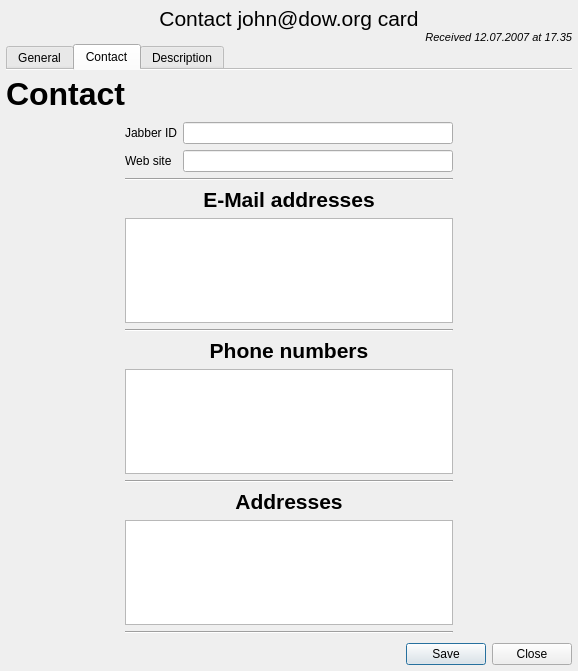
Above: ui/widgets/vcard/vcard.ui from shunf4/squawk before the change. Below: the same form after it.
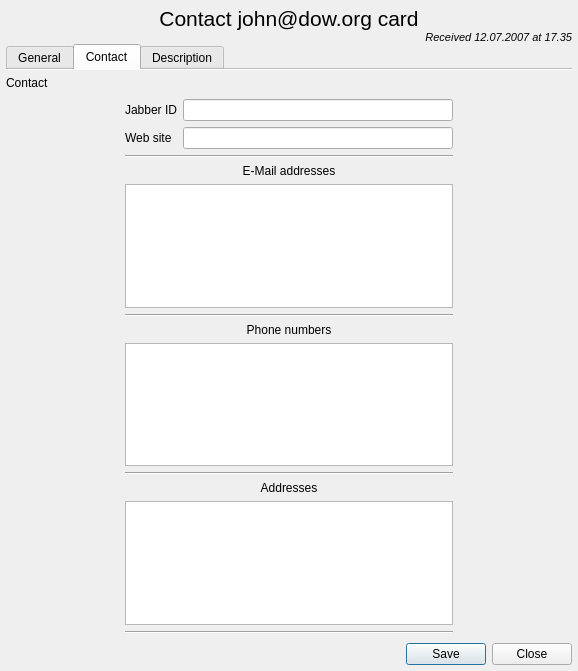
That is the form after the change. The open tabs and pages were chosen to show the change. Icons and pictures are not drawn.

Patch:
```diff
--- a/ui/widgets/vcard/vcard.ui
+++ b/ui/widgets/vcard/vcard.ui
@@ -536,8 +536,11 @@
          </property>
          <item>
           <widget class="QLabel" name="contactHeading">
+           <property name="styleSheet">
+            <string notr="true">font: 600 24pt ;</string>
+           </property>
            <property name="text">
-            <string>&lt;html&gt;&lt;head/&gt;&lt;body&gt;&lt;p&gt;&lt;span style=&quot; font-size:24pt; font-weight:600;&quot;&gt;Contact&lt;/span&gt;&lt;/p&gt;&lt;/body&gt;&lt;/html&gt;</string>
+            <string>Contact</string>
            </property>
           </widget>
          </item>
@@ -561,7 +564,7 @@
               <x>0</x>
               <y>0</y>
               <width>566</width>
-              <height>497</height>
+              <height>498</height>
              </rect>
             </property>
             <layout class="QGridLayout" name="gridLayout_3" columnstretch="1,3,1">
@@ -640,8 +643,11 @@
              </item>
              <item row="8" column="1">
               <widget class="QLabel" name="addressesHeading">
+               <property name="styleSheet">
+                <string notr="true">font: 600 16pt;</string>
+               </property>
                <property name="text">
-                <string>&lt;html&gt;&lt;head/&gt;&lt;body&gt;&lt;p&gt;&lt;span style=&quot; font-size:16pt; font-weight:600;&quot;&gt;Addresses&lt;/span&gt;&lt;/p&gt;&lt;/body&gt;&lt;/html&gt;</string>
+                <string>Addresses</string>
                </property>
                <property name="alignment">
                 <set>Qt::AlignCenter</set>
@@ -666,8 +672,11 @@
              </item>
              <item row="2" column="1">
               <widget class="QLabel" name="emailsHeading">
+               <property name="styleSheet">
+                <string notr="true">font: 600 16pt;</string>
+               </property>
                <property name="text">
-                <string>&lt;html&gt;&lt;head/&gt;&lt;body&gt;&lt;p&gt;&lt;span style=&quot; font-size:16pt; font-weight:600;&quot;&gt;E-Mail addresses&lt;/span&gt;&lt;/p&gt;&lt;/body&gt;&lt;/html&gt;</string>
+                <string>E-Mail addresses</string>
                </property>
                <property name="alignment">
                 <set>Qt::AlignCenter</set>
@@ -748,8 +757,11 @@
              </item>
              <item row="5" column="1">
               <widget class="QLabel" name="phenesHeading">
+               <property name="styleSheet">
+                <string notr="true">font: 600 16pt;</string>
+               </property>
                <property name="text">
-                <string>&lt;html&gt;&lt;head/&gt;&lt;body&gt;&lt;p&gt;&lt;span style=&quot; font-size:16pt; font-weight:600;&quot;&gt;Phone numbers&lt;/span&gt;&lt;/p&gt;&lt;/body&gt;&lt;/html&gt;</string>
+                <string>Phone numbers</string>
                </property>
                <property name="alignment">
                 <set>Qt::AlignCenter</set>
```
Left out of the diff: 18 changed lines with no effect on the pictures.
